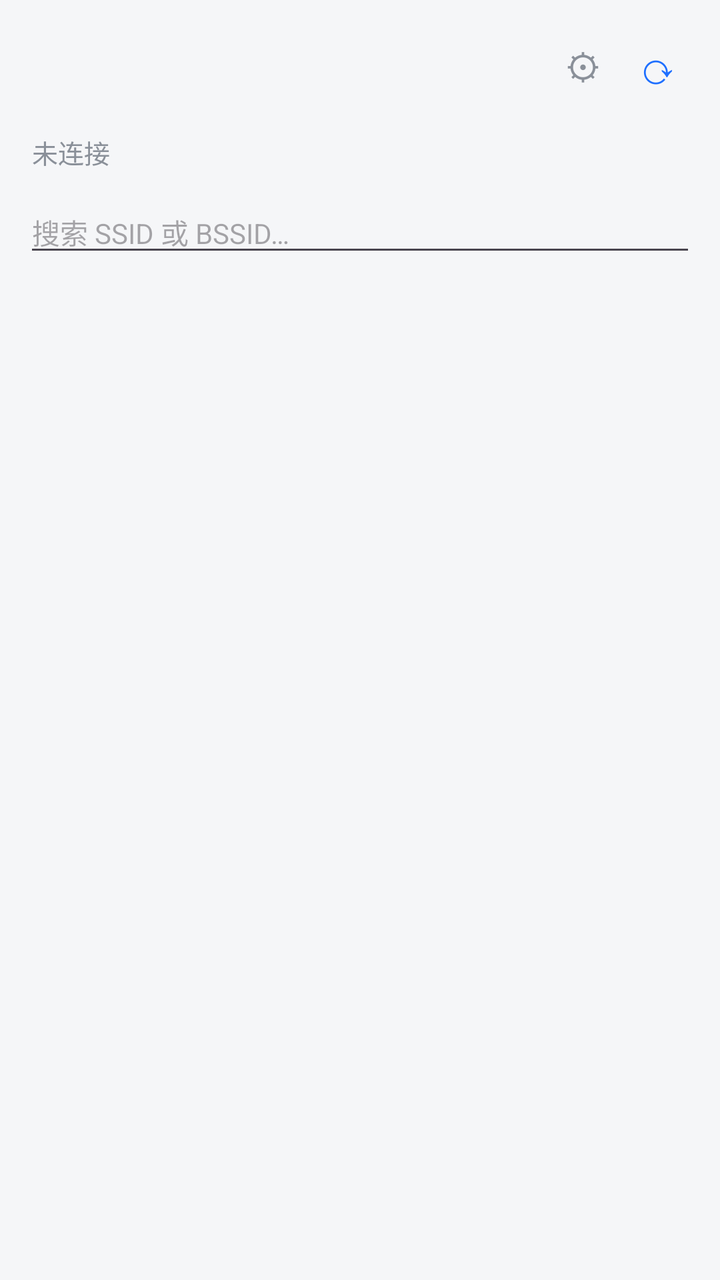
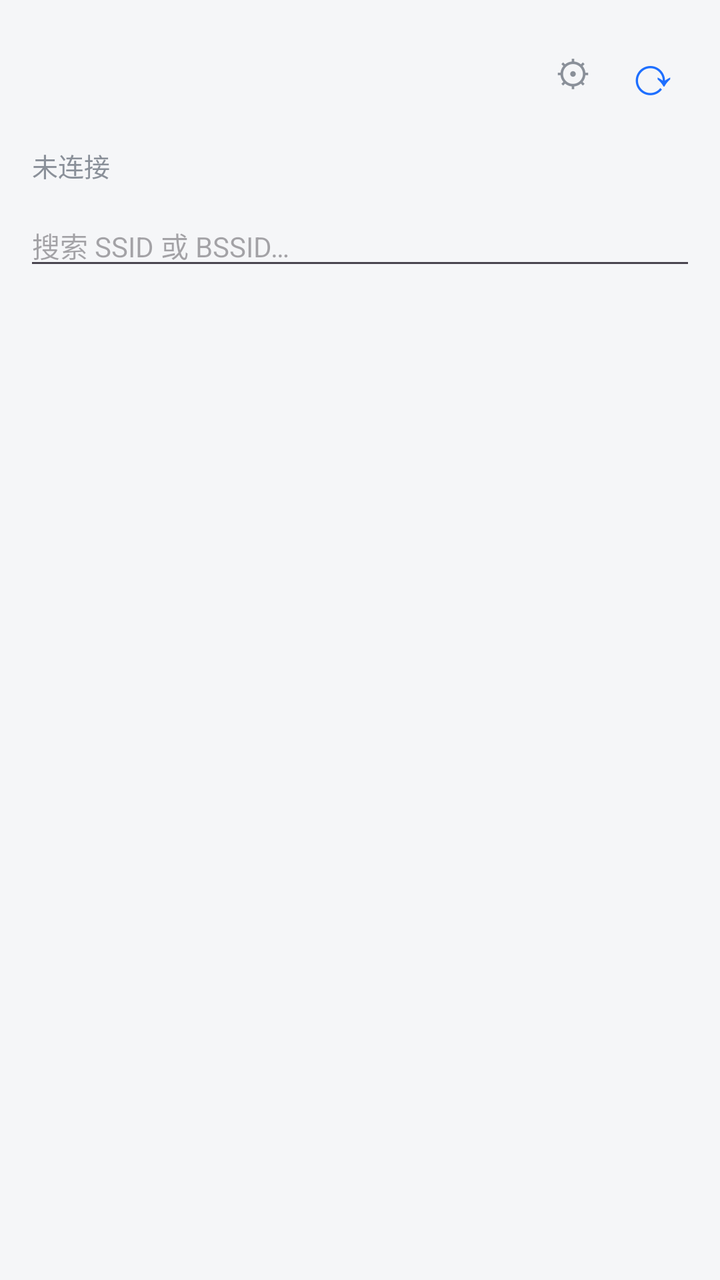

An Android layout rendered at two revisions. The XML below is the earlier revision; the diff shows what the commit changed to produce the second picture.
<!-- AndroidManifest.xml: application theme Theme.BssidConnect -->
<!-- res/layout/activity_main.xml -->
<?xml version="1.0" encoding="utf-8"?>
<LinearLayout xmlns:android="http://schemas.android.com/apk/res/android"
    android:layout_width="match_parent"
    android:layout_height="match_parent"
    android:orientation="vertical"
    android:fitsSystemWindows="true"
    android:background="@color/bg_gray">

    <LinearLayout
        android:layout_width="match_parent"
        android:layout_height="wrap_content"
        android:orientation="horizontal"
        android:gravity="center_vertical"
        android:paddingHorizontal="12dp"
        android:paddingVertical="10dp">

        <ProgressBar
            android:id="@+id/progressScan"
            android:layout_width="22dp"
            android:layout_height="22dp"
            android:layout_marginEnd="8dp"
            android:visibility="gone" />

        

        <TextView
            android:id="@+id/btnUnlock"
            android:layout_width="0dp"
            android:layout_height="wrap_content"
            android:layout_weight="1"
            android:padding="5dp"
            android:text="● 已锁定目标"
            android:textColor="@color/unlock_red"
            android:textSize="13sp"
            android:maxLines="1"
            android:ellipsize="end"
            android:visibility="gone" />

        <View
            android:id="@+id/topSpacer"
            android:layout_width="0dp"
            android:layout_height="1dp"
            android:layout_weight="1" />

        <TextView
            android:id="@+id/btnMore"
            android:layout_width="wrap_content"
            android:layout_height="wrap_content"
            android:padding="8dp"
            android:text="⚙"
            android:textColor="@color/text_secondary"
            android:textSize="18sp" />

        <TextView
            android:id="@+id/btnScan"
            android:layout_width="wrap_content"
            android:layout_height="wrap_content"
            android:padding="8dp"
            android:layout_marginStart="2dp"
            android:text="⟳"
            android:textColor="@color/primary"
            android:textSize="22sp" />
    </LinearLayout>

    <TextView
        android:id="@+id/tvStatus"
        android:layout_width="match_parent"
        android:layout_height="wrap_content"
        android:paddingHorizontal="16dp"
        android:paddingBottom="4dp"
        android:textColor="@color/text_secondary"
        android:textSize="13sp"
        android:text="未连接" />

    <EditText
        android:id="@+id/etSearch"
        android:layout_width="match_parent"
        android:layout_height="wrap_content"
        android:layout_marginHorizontal="12dp"
        android:layout_marginTop="6dp"
        android:hint="搜索 SSID 或 BSSID…"
        android:imeOptions="actionDone"
        android:inputType="text"
        android:maxLines="1"
        android:textSize="14sp" />

    <TextView
        android:id="@+id/tvPerm"
        android:layout_width="match_parent"
        android:layout_height="wrap_content"
        android:padding="16dp"
        android:gravity="center"
        android:text="需要「附近设备/位置」权限才能扫描 Wi-Fi\n点击此处授权"
        android:textColor="@color/text_secondary"
        android:textSize="14sp"
        android:visibility="gone" />

    
    <LinearLayout
        android:id="@+id/dashPanel"
        android:layout_width="match_parent"
        android:layout_height="wrap_content"
        android:orientation="vertical"
        android:layout_marginHorizontal="12dp"
        android:layout_marginTop="6dp"
        android:padding="16dp"
        android:background="@color/dash_panel_bg"
        android:visibility="gone">

        <LinearLayout
            android:layout_width="match_parent"
            android:layout_height="wrap_content"
            android:orientation="horizontal">

            <LinearLayout
                android:layout_width="0dp"
                android:layout_height="wrap_content"
                android:layout_weight="1"
                android:orientation="vertical"
                android:gravity="center">

                <TextView
                    android:id="@+id/dashRssi"
                    android:layout_width="wrap_content"
                    android:layout_height="wrap_content"
                    android:text="--"
                    android:textColor="@color/dash_rssi_ok"
                    android:textSize="30sp"
                    android:textStyle="bold" />

                <TextView
                    android:layout_width="wrap_content"
                    android:layout_height="wrap_content"
                    android:text="信号 dBm"
                    android:textColor="@color/text_secondary"
                    android:textSize="11sp" />
            </LinearLayout>

            <LinearLayout
                android:layout_width="0dp"
                android:layout_height="wrap_content"
                android:layout_weight="1"
                android:orientation="vertical"
                android:gravity="center">

                <TextView
                    android:id="@+id/dashRtt"
                    android:layout_width="wrap_content"
                    android:layout_height="wrap_content"
                    android:text="--"
                    android:textColor="@color/dash_rtt_ok"
                    android:textSize="30sp"
                    android:textStyle="bold" />

                <TextView
                    android:layout_width="wrap_content"
                    android:layout_height="wrap_content"
                    android:text="延迟 ms"
                    android:textColor="@color/text_secondary"
                    android:textSize="11sp" />
            </LinearLayout>

            <LinearLayout
                android:layout_width="0dp"
                android:layout_height="wrap_content"
                android:layout_weight="1"
                android:orientation="vertical"
                android:gravity="center">

                <TextView
                    android:id="@+id/dashSpeed"
                    android:layout_width="wrap_content"
                    android:layout_height="wrap_content"
                    android:text="--"
                    android:textColor="@color/dash_speed"
                    android:textSize="30sp"
                    android:textStyle="bold" />

                <TextView
                    android:layout_width="wrap_content"
                    android:layout_height="wrap_content"
                    android:text="速率 Mbps"
                    android:textColor="@color/text_secondary"
                    android:textSize="11sp" />
            </LinearLayout>
        </LinearLayout>

        <LinearLayout
            android:layout_width="match_parent"
            android:layout_height="wrap_content"
            android:orientation="horizontal"
            android:layout_marginTop="8dp"
            android:gravity="center_vertical">

            <TextView
                android:id="@+id/dashLink"
                android:layout_width="0dp"
                android:layout_height="wrap_content"
                android:layout_weight="1"
                android:textColor="@color/text_secondary"
                android:textSize="12sp"
                android:text="链路：--" />

            <TextView
                android:id="@+id/btnDashHide"
                android:layout_width="wrap_content"
                android:layout_height="wrap_content"
                android:padding="6dp"
                android:text="收起"
                android:textColor="@color/primary"
                android:textSize="12sp" />
        </LinearLayout>

        <com.dev.bssidconnect.TrendViewProxy
            android:id="@+id/dashTrend"
            android:layout_width="match_parent"
            android:layout_height="220dp"
            android:layout_marginTop="8dp" />
    </LinearLayout>

    <androidx.recyclerview.widget.RecyclerView
        android:id="@+id/recycler"
        android:layout_width="match_parent"
        android:layout_height="match_parent"
        android:clipToPadding="false"
        android:paddingBottom="16dp" />
</LinearLayout>
<!-- resources referenced by this layout -->
<resources>
  <color name="bg_gray">#F5F6F8</color>
  <color name="dash_panel_bg">#F5F6F8</color>
  <color name="dash_rssi_ok">#2E7D32</color>
  <color name="dash_rtt_ok">#1565C0</color>
  <color name="dash_speed">#E65100</color>
  <color name="primary">#1E6FFF</color>
  <color name="text_secondary">#8A9099</color>
  <color name="unlock_red">#D32F2F</color>
  <style name="Theme.BssidConnect" parent="Theme.Material3.DayNight.NoActionBar">
          <item name="colorPrimary">@color/primary</item>
          <item name="colorOnPrimary">@color/white</item>
          <item name="android:statusBarColor">@color/primary</item>
      </style>
  <color name="white">#FFFFFF</color>
</resources>

<!-- the commit's change to res/layout/activity_main.xml (unified diff, before → after) -->
@@ -59,7 +59,7 @@
             android:layout_marginStart="2dp"
             android:text="⟳"
             android:textColor="@color/primary"
-            android:textSize="22sp" />
+            android:textSize="27sp" />
     </LinearLayout>
 
     <TextView
